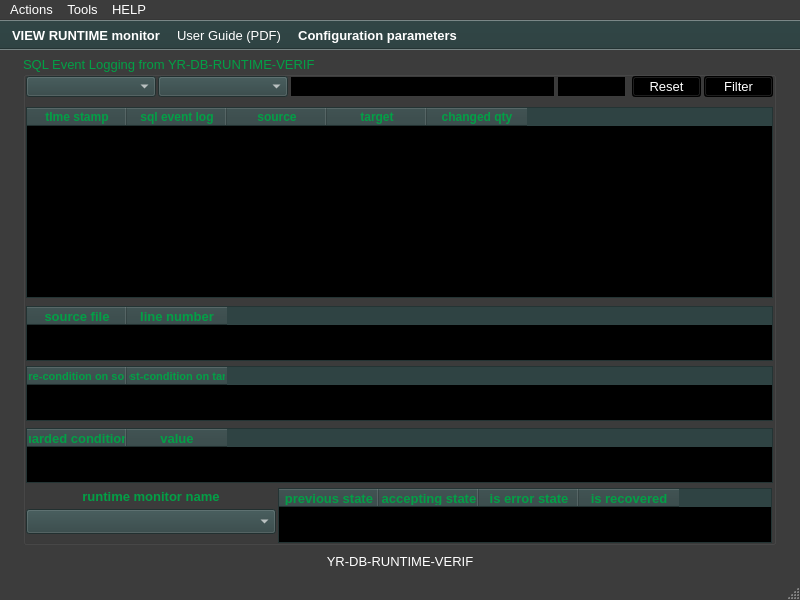
The window that ui/yr-db-runtime-verif-main-window.ui (yerothd/yr-db-runtime-verif) describes before a commit, drawn with Qt 5.
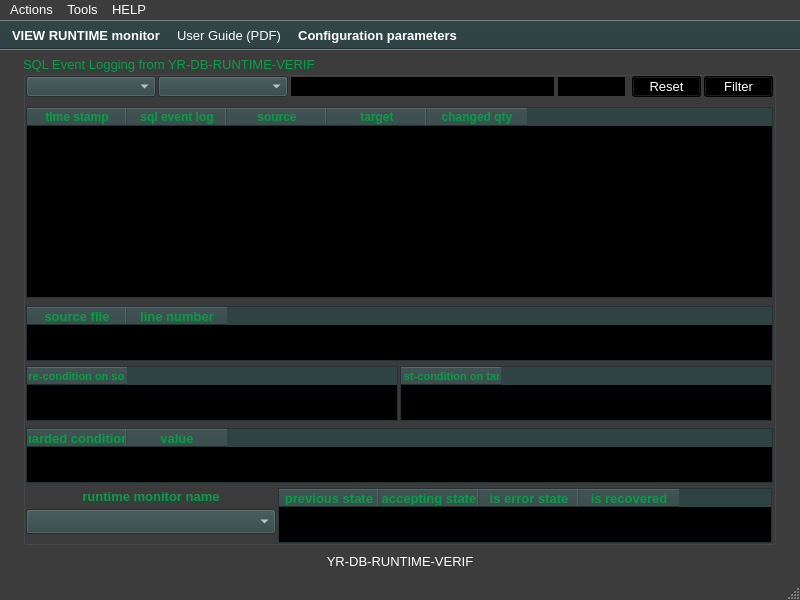
The same window after the commit. Icons and pictures are not drawn. Custom widgets are drawn as their Qt base class.

Commit message:
UPDATED. I have split pre- and post-condition qtablewidget so to highlight a post-condition as red in case of an error state.
In an error state, a target state is an error state.

What changed in the file:
```diff
--- a/ui/yr-db-runtime-verif-main-window.ui
+++ b/ui/yr-db-runtime-verif-main-window.ui
@@ -1364,7 +1364,7 @@
       <rect>
        <x>3</x>
        <y>310</y>
-       <width>747</width>
+       <width>372</width>
        <height>55</height>
       </rect>
      </property>
@@ -1897,20 +1897,6 @@
        <set>AlignCenter</set>
       </property>
      </column>
-     <column>
-      <property name="text">
-       <string>(after) post-condition on target state</string>
-      </property>
-      <property name="font">
-       <font>
-        <weight>75</weight>
-        <bold>true</bold>
-       </font>
-      </property>
-      <property name="textAlignment">
-       <set>AlignCenter</set>
-      </property>
-     </column>
     </widget>
     <widget class="YRDBRUNTIMEVERIF_TableWidget" name="tableWidget_LOGGING_guarded_condition_expression">
      <property name="enabled">
@@ -7095,6 +7081,548 @@
       <string>&lt;html&gt;&lt;head/&gt;&lt;body&gt;&lt;p&gt;Select a string type to filter (SUT source or SQL event)&lt;/p&gt;&lt;/body&gt;&lt;/html&gt;</string>
      </property>
     </widget>
+    <widget class="YRDBRUNTIMEVERIF_TableWidget" name="tableWidget_LOGGING_postconditions">
+     <property name="enabled">
+      <bool>true</bool>
+     </property>
+     <property name="geometry">
+      <rect>
+       <x>377</x>
+       <y>310</y>
+       <width>372</width>
+       <height>55</height>
+      </rect>
+     </property>
+     <property name="palette">
+      <palette>
+       <active>
+        <colorrole role="WindowText">
+         <brush brushstyle="SolidPattern">
+          <color alpha="255">
+           <red>255</red>
+           <green>255</green>
+           <blue>255</blue>
+          </color>
+         </brush>
+        </colorrole>
+        <colorrole role="Button">
+         <brush brushstyle="SolidPattern">
+          <color alpha="255">
+           <red>47</red>
+           <green>67</green>
+           <blue>67</blue>
+          </color>
+         </brush>
+        </colorrole>
+        <colorrole role="Light">
+         <brush brushstyle="SolidPattern">
+          <color alpha="255">
+           <red>70</red>
+           <green>100</green>
+           <blue>100</blue>
+          </color>
+         </brush>
+        </colorrole>
+        <colorrole role="Midlight">
+         <brush brushstyle="SolidPattern">
+          <color alpha="255">
+           <red>58</red>
+           <green>83</green>
+           <blue>83</blue>
+          </color>
+         </brush>
+        </colorrole>
+        <colorrole role="Dark">
+         <brush brushstyle="SolidPattern">
+          <color alpha="255">
+           <red>23</red>
+           <green>33</green>
+           <blue>33</blue>
+          </color>
+         </brush>
+        </colorrole>
+        <colorrole role="Mid">
+         <brush brushstyle="SolidPattern">
+          <color alpha="255">
+           <red>31</red>
+           <green>45</green>
+           <blue>45</blue>
+          </color>
+         </brush>
+        </colorrole>
+        <colorrole role="Text">
+         <brush brushstyle="SolidPattern">
+          <color alpha="255">
+           <red>255</red>
+           <green>255</green>
+           <blue>255</blue>
+          </color>
+         </brush>
+        </colorrole>
+        <colorrole role="BrightText">
+         <brush brushstyle="SolidPattern">
+          <color alpha="255">
+           <red>255</red>
+           <green>255</green>
+           <blue>255</blue>
+          </color>
+         </brush>
+        </colorrole>
+        <colorrole role="ButtonText">
+         <brush brushstyle="SolidPattern">
+          <color alpha="255">
+           <red>2</red>
+           <green>160</green>
+           <blue>70</blue>
+          </color>
+         </brush>
+        </colorrole>
+        <colorrole role="Base">
+         <brush brushstyle="SolidPattern">
+          <color alpha="255">
+           <red>0</red>
+           <green>0</green>
+           <blue>0</blue>
+          </color>
+         </brush>
+        </colorrole>
+        <colorrole role="Window">
+         <brush brushstyle="SolidPattern">
+          <color alpha="255">
+           <red>47</red>
+           <green>67</green>
+           <blue>67</blue>
+          </color>
+         </brush>
+        </colorrole>
+        <colorrole role="Shadow">
+         <brush brushstyle="SolidPattern">
+          <color alpha="255">
+           <red>0</red>
+           <green>0</green>
+           <blue>0</blue>
+          </color>
+         </brush>
+        </colorrole>
+        <colorrole role="Highlight">
+         <brush brushstyle="SolidPattern">
+          <color alpha="255">
+           <red>0</red>
+           <green>0</green>
+           <blue>0</blue>
+          </color>
+         </brush>
+        </colorrole>
+        <colorrole role="HighlightedText">
+         <brush brushstyle="SolidPattern">
+          <color alpha="255">
+           <red>255</red>
+           <green>84</green>
+           <blue>92</blue>
+          </color>
+         </brush>
+        </colorrole>
+        <colorrole role="AlternateBase">
+         <brush brushstyle="SolidPattern">
+          <color alpha="255">
+           <red>23</red>
+           <green>33</green>
+           <blue>33</blue>
+          </color>
+         </brush>
+        </colorrole>
+        <colorrole role="ToolTipBase">
+         <brush brushstyle="SolidPattern">
+          <color alpha="255">
+           <red>255</red>
+           <green>255</green>
+           <blue>220</blue>
+          </color>
+         </brush>
+        </colorrole>
+        <colorrole role="ToolTipText">
+         <brush brushstyle="SolidPattern">
+          <color alpha="255">
+           <red>0</red>
+           <green>0</green>
+           <blue>0</blue>
+          </color>
+         </brush>
+        </colorrole>
+        <colorrole role="PlaceholderText">
+         <brush brushstyle="SolidPattern">
+          <color alpha="128">
+           <red>255</red>
+           <green>255</green>
+           <blue>255</blue>
+          </color>
+         </brush>
+        </colorrole>
+       </active>
+       <inactive>
+        <colorrole role="WindowText">
+         <brush brushstyle="SolidPattern">
+          <color alpha="255">
+           <red>255</red>
+           <green>255</green>
+           <blue>255</blue>
+          </color>
+         </brush>
+        </colorrole>
+        <colorrole role="Button">
+         <brush brushstyle="SolidPattern">
+          <color alpha="255">
+           <red>47</red>
+           <green>67</green>
+           <blue>67</blue>
+          </color>
+         </brush>
+        </colorrole>
+        <colorrole role="Light">
+         <brush brushstyle="SolidPattern">
+          <color alpha="255">
+           <red>70</red>
+           <green>100</green>
+           <blue>100</blue>
+          </color>
+         </brush>
+        </colorrole>
+        <colorrole role="Midlight">
+         <brush brushstyle="SolidPattern">
+          <color alpha="255">
+           <red>58</red>
+           <green>83</green>
+           <blue>83</blue>
+          </color>
+         </brush>
+        </colorrole>
+        <colorrole role="Dark">
+         <brush brushstyle="SolidPattern">
+          <color alpha="255">
+           <red>23</red>
+           <green>33</green>
+           <blue>33</blue>
+          </color>
+         </brush>
+        </colorrole>
+        <colorrole role="Mid">
+         <brush brushstyle="SolidPattern">
+          <color alpha="255">
+           <red>31</red>
+           <green>45</green>
+           <blue>45</blue>
+          </color>
+         </brush>
+        </colorrole>
+        <colorrole role="Text">
+         <brush brushstyle="SolidPattern">
+          <color alpha="255">
+           <red>255</red>
+           <green>255</green>
+           <blue>255</blue>
+          </color>
+         </brush>
+        </colorrole>
+        <colorrole role="BrightText">
+         <brush brushstyle="SolidPattern">
+          <color alpha="255">
+           <red>255</red>
+           <green>255</green>
+           <blue>255</blue>
+          </color>
+         </brush>
+        </colorrole>
+        <colorrole role="ButtonText">
+         <brush brushstyle="SolidPattern">
+          <color alpha="255">
+           <red>2</red>
+           <green>160</green>
+           <blue>70</blue>
+          </color>
+         </brush>
+        </colorrole>
+        <colorrole role="Base">
+         <brush brushstyle="SolidPattern">
+          <color alpha="255">
+           <red>0</red>
+           <green>0</green>
+           <blue>0</blue>
+          </color>
+         </brush>
+        </colorrole>
+        <colorrole role="Window">
+         <brush brushstyle="SolidPattern">
+          <color alpha="255">
+           <red>47</red>
+           <green>67</green>
+           <blue>67</blue>
+          </color>
+         </brush>
+        </colorrole>
+        <colorrole role="Shadow">
+         <brush brushstyle="SolidPattern">
+          <color alpha="255">
+           <red>0</red>
+           <green>0</green>
+           <blue>0</blue>
+          </color>
+         </brush>
+        </colorrole>
+        <colorrole role="Highlight">
+         <brush brushstyle="SolidPattern">
+          <color alpha="255">
+           <red>0</red>
+           <green>0</green>
+           <blue>0</blue>
+          </color>
+         </brush>
+        </colorrole>
+        <colorrole role="HighlightedText">
+         <brush brushstyle="SolidPattern">
+          <color alpha="255">
+           <red>255</red>
+           <green>84</green>
+           <blue>92</blue>
+          </color>
+         </brush>
+        </colorrole>
+        <colorrole role="AlternateBase">
+         <brush brushstyle="SolidPattern">
+          <color alpha="255">
+           <red>23</red>
+           <green>33</green>
+           <blue>33</blue>
+          </color>
+         </brush>
+        </colorrole>
+        <colorrole role="ToolTipBase">
+         <brush brushstyle="SolidPattern">
+          <color alpha="255">
+           <red>255</red>
+           <green>255</green>
+           <blue>220</blue>
+          </color>
+         </brush>
+        </colorrole>
+        <colorrole role="ToolTipText">
+         <brush brushstyle="SolidPattern">
+          <color alpha="255">
+           <red>0</red>
+           <green>0</green>
+           <blue>0</blue>
+          </color>
+         </brush>
+        </colorrole>
+        <colorrole role="PlaceholderText">
+         <brush brushstyle="SolidPattern">
+          <color alpha="128">
+           <red>255</red>
+           <green>255</green>
+           <blue>255</blue>
+          </color>
+         </brush>
+        </colorrole>
+       </inactive>
+       <disabled>
+        <colorrole role="WindowText">
+         <brush brushstyle="SolidPattern">
+          <color alpha="255">
+           <red>23</red>
+           <green>33</green>
+           <blue>33</blue>
+          </color>
+         </brush>
+        </colorrole>
+        <colorrole role="Button">
+         <brush brushstyle="SolidPattern">
+          <color alpha="255">
+           <red>47</red>
+           <green>67</green>
+           <blue>67</blue>
+          </color>
+         </brush>
+        </colorrole>
+        <colorrole role="Light">
+         <brush brushstyle="SolidPattern">
+          <color alpha="255">
+           <red>70</red>
+           <green>100</green>
+           <blue>100</blue>
+          </color>
+         </brush>
+        </colorrole>
+        <colorrole role="Midlight">
+         <brush brushstyle="SolidPattern">
+          <color alpha="255">
+           <red>58</red>
+           <green>83</green>
+           <blue>83</blue>
+          </color>
+         </brush>
+        </colorrole>
+        <colorrole role="Dark">
+         <brush brushstyle="SolidPattern">
+          <color alpha="255">
+           <red>23</red>
+           <green>33</green>
+           <blue>33</blue>
+          </color>
+         </brush>
+        </colorrole>
+        <colorrole role="Mid">
+         <brush brushstyle="SolidPattern">
+          <color alpha="255">
+           <red>31</red>
+           <green>45</green>
+           <blue>45</blue>
+          </color>
+         </brush>
+        </colorrole>
+        <colorrole role="Text">
+         <brush brushstyle="SolidPattern">
+          <color alpha="255">
+           <red>23</red>
+           <green>33</green>
+           <blue>33</blue>
+          </color>
+         </brush>
+        </colorrole>
+        <colorrole role="BrightText">
+         <brush brushstyle="SolidPattern">
+          <color alpha="255">
+           <red>255</red>
+           <green>255</green>
+           <blue>255</blue>
+          </color>
+         </brush>
+        </colorrole>
+        <colorrole role="ButtonText">
+         <brush brushstyle="SolidPattern">
+          <color alpha="255">
+           <red>23</red>
+           <green>33</green>
+           <blue>33</blue>
+          </color>
+         </brush>
+        </colorrole>
+        <colorrole role="Base">
+         <brush brushstyle="SolidPattern">
+          <color alpha="255">
+           <red>47</red>
+           <green>67</green>
+           <blue>67</blue>
+          </color>
+         </brush>
+        </colorrole>
+        <colorrole role="Window">
+         <brush brushstyle="SolidPattern">
+          <color alpha="255">
+           <red>47</red>
+           <green>67</green>
+           <blue>67</blue>
+          </color>
+         </brush>
+        </colorrole>
+        <colorrole role="Shadow">
+         <brush brushstyle="SolidPattern">
+          <color alpha="255">
+           <red>0</red>
+           <green>0</green>
+           <blue>0</blue>
+          </color>
+         </brush>
+        </colorrole>
+        <colorrole role="Highlight">
+         <brush brushstyle="SolidPattern">
+          <color alpha="255">
+           <red>145</red>
+           <green>145</green>
+           <blue>145</blue>
+          </color>
+         </brush>
+        </colorrole>
+        <colorrole role="HighlightedText">
+         <brush brushstyle="SolidPattern">
+          <color alpha="255">
+           <red>255</red>
+           <green>84</green>
+           <blue>92</blue>
+          </color>
+         </brush>
+        </colorrole>
+        <colorrole role="AlternateBase">
+         <brush brushstyle="SolidPattern">
+          <color alpha="255">
+           <red>47</red>
+           <green>67</green>
+           <blue>67</blue>
+          </color>
+         </brush>
+        </colorrole>
+        <colorrole role="ToolTipBase">
+         <brush brushstyle="SolidPattern">
+          <color alpha="255">
+           <red>255</red>
+           <green>255</green>
+           <blue>220</blue>
+          </color>
+         </brush>
+        </colorrole>
+        <colorrole role="ToolTipText">
+         <brush brushstyle="SolidPattern">
+          <color alpha="255">
+           <red>0</red>
+           <green>0</green>
+           <blue>0</blue>
+          </color>
+         </brush>
+        </colorrole>
+        <colorrole role="PlaceholderText">
+         <brush brushstyle="SolidPattern">
+          <color alpha="128">
+           <red>255</red>
+           <green>255</green>
+           <blue>255</blue>
+          </color>
+         </brush>
+        </colorrole>
+       </disabled>
+      </palette>
+     </property>
+     <property name="font">
+      <font>
+       <pointsize>8</pointsize>
+       <weight>50</weight>
+       <bold>false</bold>
+      </font>
+     </property>
+     <property name="editTriggers">
+      <set>QAbstractItemView::NoEditTriggers</set>
+     </property>
+     <property name="selectionBehavior">
+      <enum>QAbstractItemView::SelectRows</enum>
+     </property>
+     <property name="showGrid">
+      <bool>true</bool>
+     </property>
+     <property name="cornerButtonEnabled">
+      <bool>true</bool>
+     </property>
+     <column>
+      <property name="text">
+       <string>(after) post-condition on target state</string>
+      </property>
+      <property name="font">
+       <font>
+        <weight>75</weight>
+        <bold>true</bold>
+       </font>
+      </property>
+      <property name="textAlignment">
+       <set>AlignCenter</set>
+      </property>
+     </column>
+    </widget>
    </widget>
    <widget class="QLabel" name="label_display_yr_db_runtime_verifier_connection_STATUS">
     <property name="geometry">
```
Left out of the diff: 2 changed lines with no effect on the pictures. The commit also changes 3 other files.
